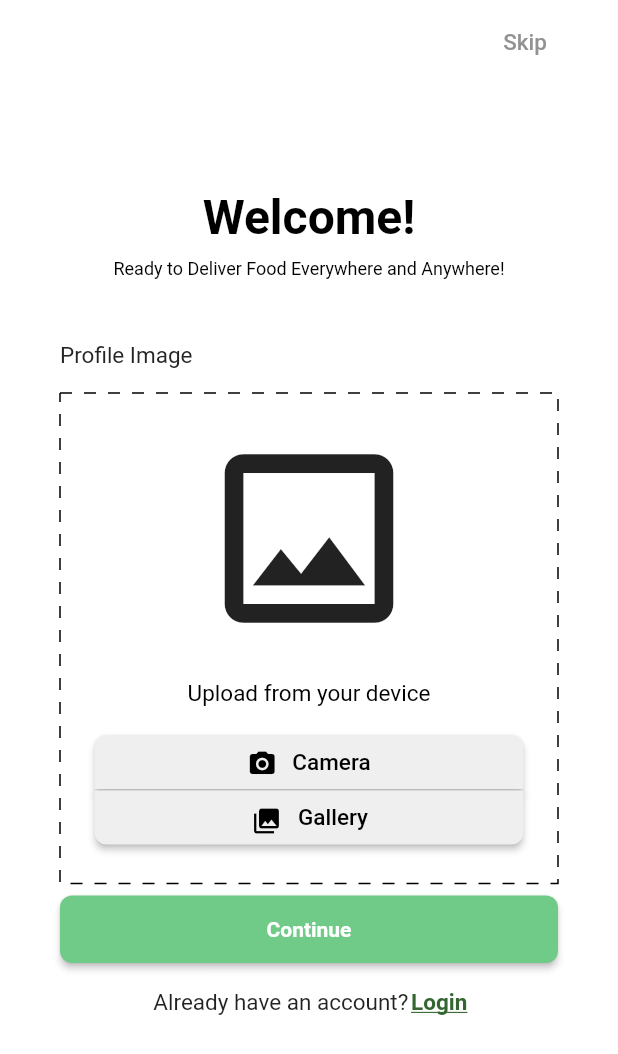
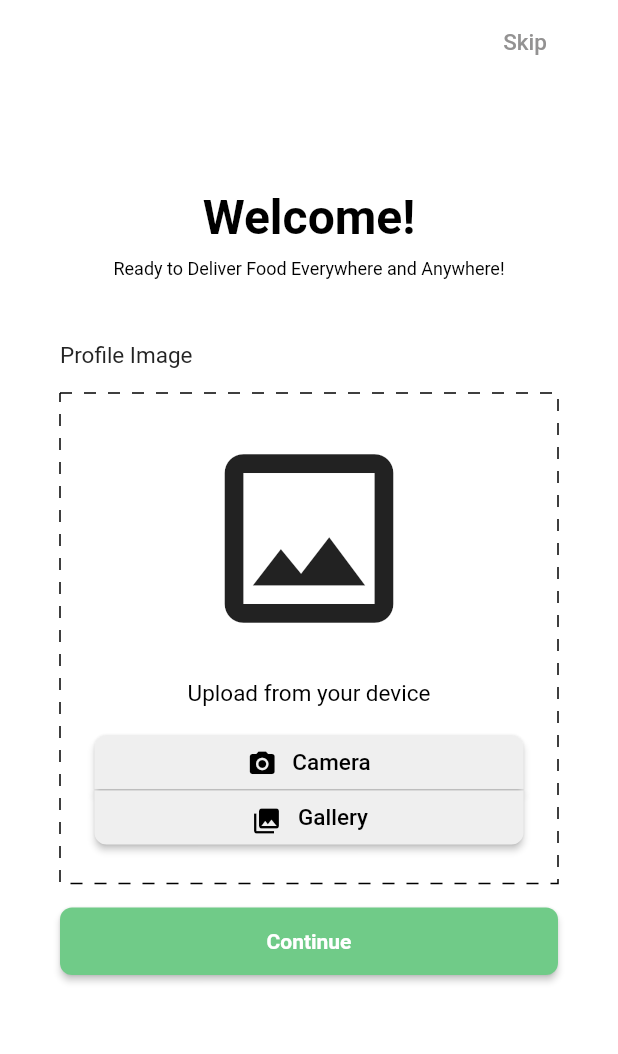
Before and after one commit to Lejhat-Bergijhi/veggytably-driver, a Flutter app: the UploadPic screen opened directly, on a phone screen of 412 x 824 dp. Shown: the top 1054 px of the screen. Run offline on Flutter 3.47's test engine with Material 2 defaults, Android fonts, the light colour scheme and no system bars; drawn by our look-alikes of dotted_border; our stand-ins replace dio, flutter_secure_storage, get, image_picker; accounts and stored records are empty; Roboto replaces fonts that are missing (Rubik).

Commit message:
progress report final2

```diff
--- a/lib/views/upload_pic.dart
+++ b/lib/views/upload_pic.dart
@@ -220,7 +220,7 @@ class _UploadPicState extends State<UploadPic> {
               ),
             ),
             SizedBox(
-              height: 8,
+              height: 16,
             ),
             // Login button
             Container(
@@ -245,41 +245,6 @@ class _UploadPicState extends State<UploadPic> {
                 ),
               ),
             ),
-            SizedBox(height: 16),
-
-            // Text: Don't have an account?
-            SizedBox(
-                width: MediaQuery.of(context).size.width - 40 * 2,
-                height: 21,
-                child: Row(
-                  mainAxisAlignment: MainAxisAlignment.center,
-                  children: [
-                    Text(
-                      "Already have an account? ",
-                      textAlign: TextAlign.center,
-                      style: TextStyle(
-                        fontSize: 15,
-                      ),
-                    ),
-                    GestureDetector(
-                      onTap: () {
-                        // Get.offAll(() => SignUpPage(), transition: Transition.fade);
-                      },
-                      child: Text(
-                        'Login',
-                        style: TextStyle(
-                          fontSize: 15,
-                          fontWeight: FontWeight.bold,
-                          color: Color(0xff356631),
-                          //underline
-                          decoration: TextDecoration.underline,
-                        ),
-                      ),
-                    ),
-                  ],
-                )),
-            SizedBox(height: 5),
-
             // Text: Sign Up
           ]),
         ),
```
